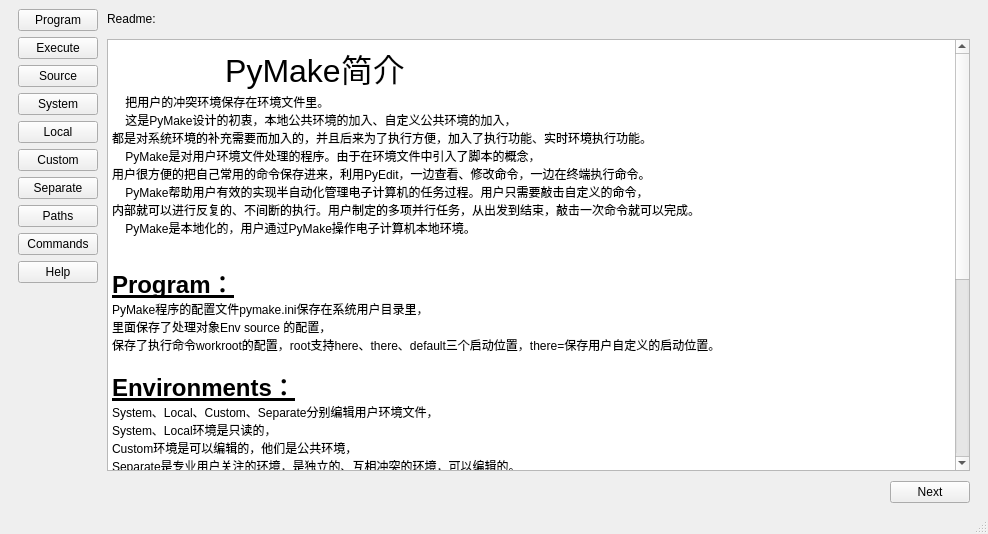
AbelTian/PyMake, file tools/pyedit/mainwindow.ui: the form before one commit.
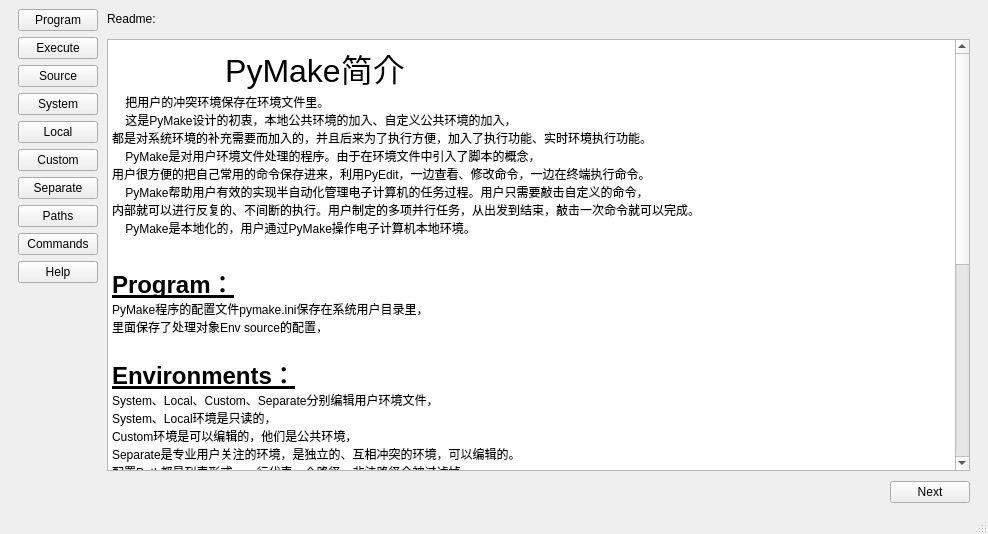
The form after the commit. The open tabs and pages were chosen to show the change.

Commit message: pyedit更新readme页面。

```diff
--- a/tools/pyedit/mainwindow.ui
+++ b/tools/pyedit/mainwindow.ui
@@ -1538,9 +1538,8 @@
 &lt;p style=&quot;-qt-paragraph-type:empty; margin-top:0px; margin-bottom:0px; margin-left:0px; margin-right:0px; -qt-block-indent:0; text-indent:0px; font-family:'SimSun'; font-size:9pt;&quot;&gt;&lt;br /&gt;&lt;/p&gt;
 &lt;p style=&quot; margin-top:0px; margin-bottom:0px; margin-left:0px; margin-right:0px; -qt-block-indent:0; text-indent:0px;&quot;&gt;&lt;span style=&quot; font-family:'SimSun'; font-size:18pt; font-weight:600; text-decoration: underline;&quot;&gt;Program：&lt;/span&gt;&lt;/p&gt;
 &lt;p style=&quot; margin-top:0px; margin-bottom:0px; margin-left:0px; margin-right:0px; -qt-block-indent:0; text-indent:0px;&quot;&gt;&lt;span style=&quot; font-family:'SimSun'; font-size:9pt;&quot;&gt;PyMake程序的配置文件pymake.ini保存在系统用户目录里，&lt;/span&gt;&lt;/p&gt;
-&lt;p style=&quot; margin-top:0px; margin-bottom:0px; margin-left:0px; margin-right:0px; -qt-block-indent:0; text-indent:0px;&quot;&gt;&lt;span style=&quot; font-family:'SimSun'; font-size:9pt;&quot;&gt;里面保存了处理对象Env source 的配置，&lt;/span&gt;&lt;/p&gt;
-&lt;p style=&quot; margin-top:0px; margin-bottom:0px; margin-left:0px; margin-right:0px; -qt-block-indent:0; text-indent:0px;&quot;&gt;&lt;span style=&quot; font-family:'SimSun'; font-size:9pt;&quot;&gt;保存了执行命令workroot的配置，root支持here、there、default三个启动位置，there=保存用户自定义的启动位置。&lt;/span&gt;&lt;/p&gt;
-&lt;p style=&quot;-qt-paragraph-type:empty; margin-top:0px; margin-bottom:0px; margin-left:0px; margin-right:0px; -qt-block-indent:0; text-indent:0px; font-family:'SimSun'; font-size:9pt;&quot;&gt;&lt;br /&gt;&lt;/p&gt;
+&lt;p style=&quot; margin-top:0px; margin-bottom:0px; margin-left:0px; margin-right:0px; -qt-block-indent:0; text-indent:0px;&quot;&gt;&lt;span style=&quot; font-family:'SimSun'; font-size:9pt;&quot;&gt;里面保存了处理对象Env source的配置，&lt;/span&gt;&lt;/p&gt;
+&lt;p style=&quot;-qt-paragraph-type:empty; margin-top:0px; margin-bottom:0px; margin-left:0px; margin-right:0px; -qt-block-indent:0; text-indent:0px;&quot;&gt;&lt;br /&gt;&lt;/p&gt;
 &lt;p style=&quot; margin-top:0px; margin-bottom:0px; margin-left:0px; margin-right:0px; -qt-block-indent:0; text-indent:0px;&quot;&gt;&lt;span style=&quot; font-family:'SimSun'; font-size:18pt; font-weight:600; text-decoration: underline;&quot;&gt;Environments：&lt;/span&gt;&lt;/p&gt;
 &lt;p style=&quot; margin-top:0px; margin-bottom:0px; margin-left:0px; margin-right:0px; -qt-block-indent:0; text-indent:0px;&quot;&gt;&lt;span style=&quot; font-family:'SimSun'; font-size:9pt;&quot;&gt;System、Local、Custom、Separate分别编辑用户环境文件，&lt;/span&gt;&lt;/p&gt;
 &lt;p style=&quot; margin-top:0px; margin-bottom:0px; margin-left:0px; margin-right:0px; -qt-block-indent:0; text-indent:0px;&quot;&gt;&lt;span style=&quot; font-family:'SimSun'; font-size:9pt;&quot;&gt;System、Local环境是只读的，&lt;/span&gt;&lt;/p&gt;
@@ -1557,12 +1556,15 @@
 &lt;p style=&quot; margin-top:0px; margin-bottom:0px; margin-left:0px; margin-right:0px; -qt-block-indent:0; text-indent:0px;&quot;&gt;&lt;span style=&quot; font-family:'SimSun'; font-size:18pt; font-weight:600; text-decoration: underline;&quot;&gt;Commands：&lt;/span&gt;&lt;/p&gt;
 &lt;p style=&quot; margin-top:0px; margin-bottom:0px; margin-left:0px; margin-right:0px; -qt-block-indent:0; text-indent:0px;&quot;&gt;&lt;span style=&quot; font-family:'SimSun'; font-size:9pt;&quot;&gt;编辑用户环境文件里保存的简短、通用命令，写这个编辑器，主要就是为了编辑这些命令。&lt;/span&gt;&lt;/p&gt;
 &lt;p style=&quot; margin-top:0px; margin-bottom:0px; margin-left:0px; margin-right:0px; -qt-block-indent:0; text-indent:0px;&quot;&gt;&lt;span style=&quot; font-family:'SimSun'; font-size:9pt;&quot;&gt;用户可以查看、新建、删除、修改命令，当即生效。&lt;/span&gt;&lt;/p&gt;
-&lt;p style=&quot; margin-top:0px; margin-bottom:0px; margin-left:0px; margin-right:0px; -qt-block-indent:0; text-indent:0px;&quot;&gt;&lt;span style=&quot; font-family:'SimSun'; font-size:9pt;&quot;&gt;新建命令，会通过用户输入的CmdName在选中位置前边新建一个，会直接保存到文件，&lt;/span&gt;&lt;/p&gt;
+&lt;p style=&quot; margin-top:0px; margin-bottom:0px; margin-left:0px; margin-right:0px; -qt-block-indent:0; text-indent:0px;&quot;&gt;&lt;span style=&quot; font-family:'SimSun'; font-size:9pt;&quot;&gt;新建命令，会通过用户输入的CmdName在选中位置后边新建一个，会直接保存到文件，&lt;/span&gt;&lt;/p&gt;
 &lt;p style=&quot; margin-top:0px; margin-bottom:0px; margin-left:0px; margin-right:0px; -qt-block-indent:0; text-indent:0px;&quot;&gt;&lt;span style=&quot; font-family:'SimSun'; font-size:9pt;&quot;&gt;删除命令，会根据用户输入的CmdName，删除Item然后选中下一个Item，会直接保存到文件，&lt;/span&gt;&lt;/p&gt;
 &lt;p style=&quot; margin-top:0px; margin-bottom:0px; margin-left:0px; margin-right:0px; -qt-block-indent:0; text-indent:0px;&quot;&gt;&lt;span style=&quot; font-family:'SimSun'; font-size:9pt;&quot;&gt;修改命令内容必须点击Save才会保存到文件，支持CTRL-S保存。&lt;/span&gt;&lt;/p&gt;
 &lt;p style=&quot;-qt-paragraph-type:empty; margin-top:0px; margin-bottom:0px; margin-left:0px; margin-right:0px; -qt-block-indent:0; text-indent:0px; font-family:'SimSun'; font-size:9pt;&quot;&gt;&lt;br /&gt;&lt;/p&gt;
-&lt;p style=&quot;-qt-paragraph-type:empty; margin-top:0px; margin-bottom:0px; margin-left:0px; margin-right:0px; -qt-block-indent:0; text-indent:0px; font-family:'SimSun'; font-size:9pt;&quot;&gt;&lt;br /&gt;&lt;/p&gt;
-&lt;p style=&quot;-qt-paragraph-type:empty; margin-top:0px; margin-bottom:0px; margin-left:0px; margin-right:0px; -qt-block-indent:0; text-indent:0px;&quot;&gt;&lt;br /&gt;&lt;/p&gt;&lt;/body&gt;&lt;/html&gt;</string>
+&lt;p style=&quot; margin-top:0px; margin-bottom:0px; margin-left:0px; margin-right:0px; -qt-block-indent:0; text-indent:0px;&quot;&gt;&lt;span style=&quot; font-family:'SimSun'; font-size:18pt; font-weight:600; text-decoration: underline;&quot;&gt;Execute：&lt;/span&gt;&lt;/p&gt;
+&lt;p style=&quot; margin-top:0px; margin-bottom:0px; margin-left:0px; margin-right:0px; -qt-block-indent:0; text-indent:0px;&quot;&gt;&lt;span style=&quot; font-family:'SimSun'; font-size:9pt;&quot;&gt;用户环境目录里有exec.ini配置文件，保存了用户脚本的启动时路径。&lt;/span&gt;&lt;/p&gt;
+&lt;p style=&quot; margin-top:0px; margin-bottom:0px; margin-left:0px; margin-right:0px; -qt-block-indent:0; text-indent:0px;&quot;&gt;&lt;span style=&quot; font-family:'SimSun'; font-size:9pt;&quot;&gt;work where支持here、there、default三个启动位置，&lt;/span&gt;&lt;/p&gt;
+&lt;p style=&quot; margin-top:0px; margin-bottom:0px; margin-left:0px; margin-right:0px; -qt-block-indent:0; text-indent:0px;&quot;&gt;&lt;span style=&quot; font-family:'SimSun'; font-size:9pt;&quot;&gt;root there保存用户自定义的启动位置。&lt;/span&gt;&lt;/p&gt;
+&lt;p style=&quot;-qt-paragraph-type:empty; margin-top:0px; margin-bottom:0px; margin-left:0px; margin-right:0px; -qt-block-indent:0; text-indent:0px; font-family:'SimSun'; font-size:9pt;&quot;&gt;&lt;br /&gt;&lt;/p&gt;&lt;/body&gt;&lt;/html&gt;</string>
           </property>
          </widget>
         </item>
```
Left out of the diff: 2 changed lines with no effect on the pictures.
